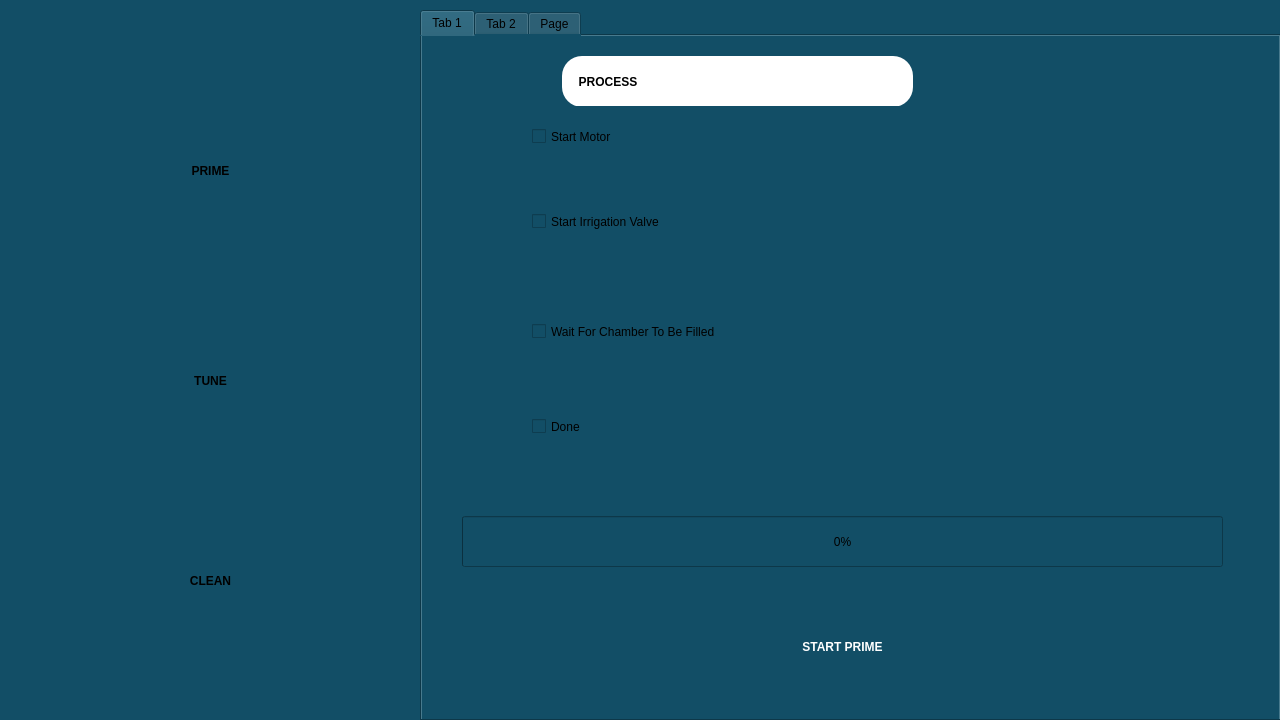
Old version of the form prime.ui in the repository RISWANAAAA/venturiphaco.
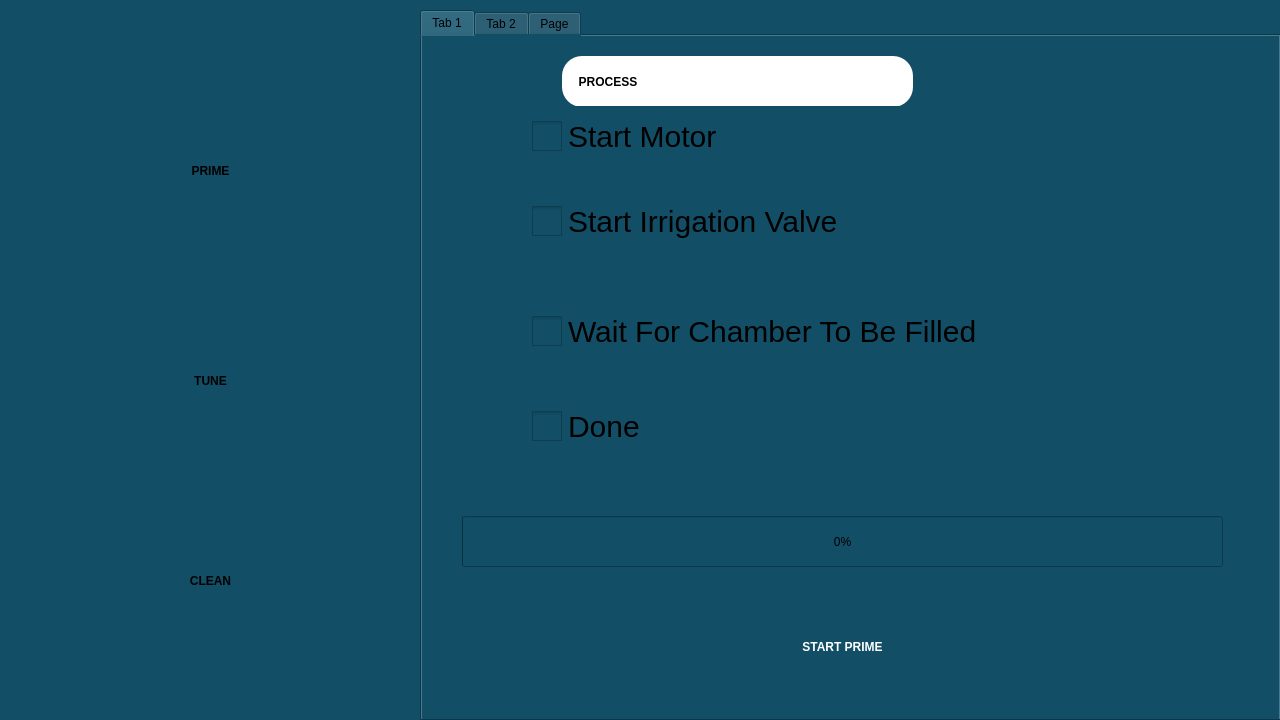
New version of the form. The open tabs and pages were chosen to show the change. Icons and pictures are not drawn.

What changed in the file:
```diff
--- a/prime.ui
+++ b/prime.ui
@@ -189,8 +189,14 @@
       </rect>
      </property>
      <property name="styleSheet">
-      <string notr="true">font: 75 20pt &quot;Ubuntu Mono&quot;;
+      <string notr="true">QCheckBox::indicator {
+    width: 30px;
+    height: 30px;
+}
+QCheckBox {
+    font-size: 30px;
 
+}
 </string>
      </property>
      <property name="text">
@@ -207,8 +213,14 @@
       </rect>
      </property>
      <property name="styleSheet">
-      <string notr="true">font: 75 20pt &quot;Ubuntu Mono&quot;;
+      <string notr="true">QCheckBox::indicator {
+    width: 30px;
+    height: 30px;
+}
+QCheckBox {
+    font-size: 30px;
 
+}
 </string>
      </property>
      <property name="text">
@@ -225,8 +237,14 @@
       </rect>
      </property>
      <property name="styleSheet">
-      <string notr="true">font: 75 20pt &quot;Ubuntu Mono&quot;;
+      <string notr="true">QCheckBox::indicator {
+    width: 30px;
+    height: 30px;
+}
+QCheckBox {
+    font-size: 30px;
 
+}
 </string>
      </property>
      <property name="text">
@@ -243,7 +261,14 @@
       </rect>
      </property>
      <property name="styleSheet">
-      <string notr="true">font: 75 20pt &quot;Ubuntu Mono&quot;;
+      <string notr="true">QCheckBox::indicator {
+    width: 30px;
+    height: 30px;
+}
+QCheckBox {
+    font-size: 30px;
+
+}
 </string>
      </property>
      <property name="text">
```
